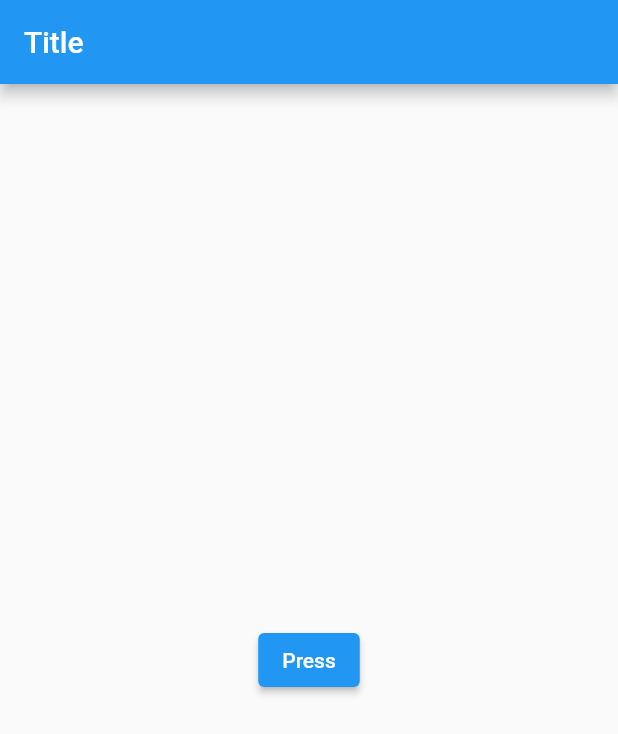
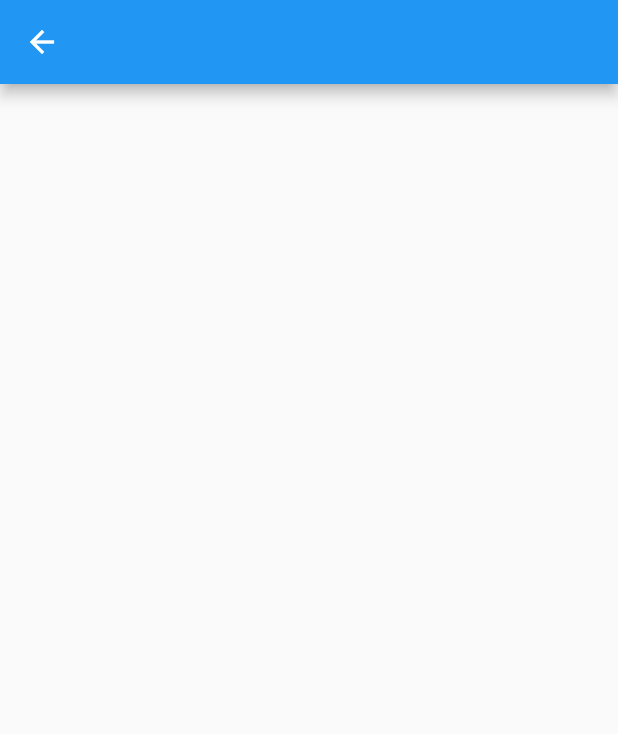
Before and after one commit to paulocf92/flutter-zero-to-hero, a Flutter app: the screen it shows after launch, after a tap on "Press", on a phone screen of 412 x 824 dp. Shown: the top 734 px of the screen. Run offline on Flutter 3.47's test engine with Material 2 defaults, Android fonts, the phone set to English and light mode, and no system bars.

Commit message:
chore: navigate between pages manually

```diff
--- a/learn_the_basics/lib/main.dart
+++ b/learn_the_basics/lib/main.dart
@@ -14,17 +14,45 @@ class MyApp extends StatelessWidget {
       theme: ThemeData(
         primarySwatch: Colors.blue,
       ),
-      home: Scaffold(
+      home: const FirstPage(),
+    );
+  }
+}
+
+class FirstPage extends StatelessWidget {
+  const FirstPage({super.key});
+
+  @override
+  Widget build(BuildContext context) {
+    return Scaffold(
       appBar: AppBar(
         title: const Text('Title'),
       ),
       body: Center(
         child: ElevatedButton(
-            onPressed: () {},
+          onPressed: () {
+            Navigator.of(context).push(
+              MaterialPageRoute(
+                builder: (BuildContext context) {
+                  return const SecondPage();
+                },
+              ),
+            );
+          },
           child: const Text('Press'),
-          ),
         ),
       ),
     );
   }
 }
+
+class SecondPage extends StatelessWidget {
+  const SecondPage({super.key});
+
+  @override
+  Widget build(BuildContext context) {
+    return Scaffold(
+      appBar: AppBar(),
+    );
+  }
+}
```
Lines whose indentation alone changed are shown as unchanged.
